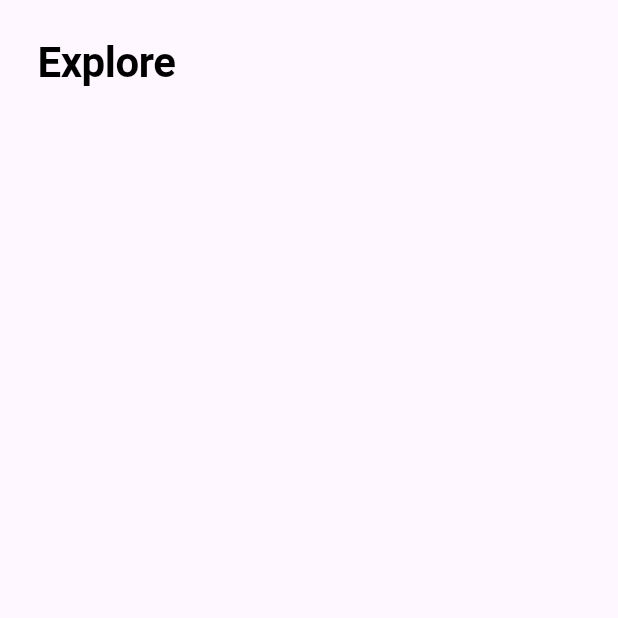
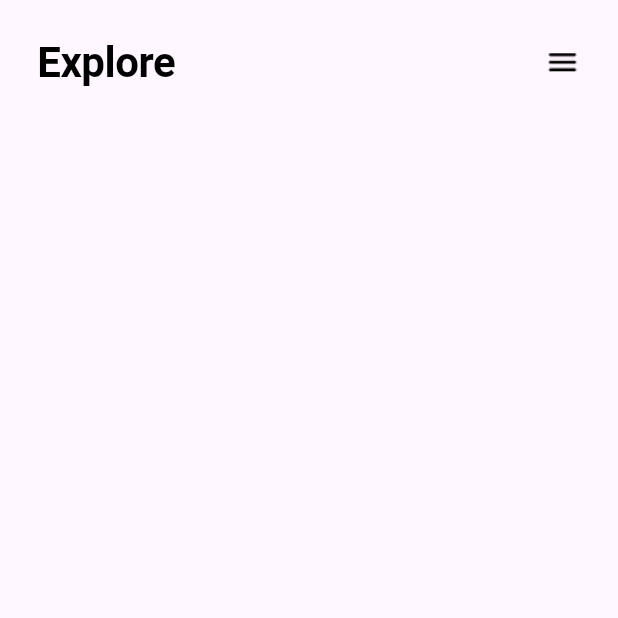
Before and after one commit to kofiwk/medicalbookingapp, a Flutter app: the ExplorePage screen opened directly, on a phone screen of 412 x 824 dp, the top half of it. Run offline on Flutter 3.47's test engine with Material 3 defaults, Android fonts, the phone set to English and light mode, and no system bars.

Commit message:
Update explore_page.dart

```diff
--- a/lib/pages/explore_page.dart
+++ b/lib/pages/explore_page.dart
@@ -10,6 +10,8 @@ class ExplorePage extends StatelessWidget {
         child: Padding(
           padding: const EdgeInsets.all(25.0),
           child: Column(
+            children: [
+              Row(
                 mainAxisAlignment: MainAxisAlignment.spaceBetween,
                 children: [
                   const Text(
@@ -23,9 +25,26 @@ class ExplorePage extends StatelessWidget {
                       letterSpacing: -0.30,
                     ),
                   ),
+                  Container(
+                    width: 24,
+                    height: 24,
+                    clipBehavior: Clip.antiAlias,
+                    decoration: const BoxDecoration(),
+                    child: const Stack(
+                      children: [
+                        Image(
+                          image: AssetImage(
+                            'assets/images/menu.png'
+                          ),
+                        ),
                       ],
                     ),
                   )
+                ],
+              ),
+            ],
+          ),
+        ),
       ),
     );
   }
```
Lines whose indentation alone changed are shown as unchanged.
